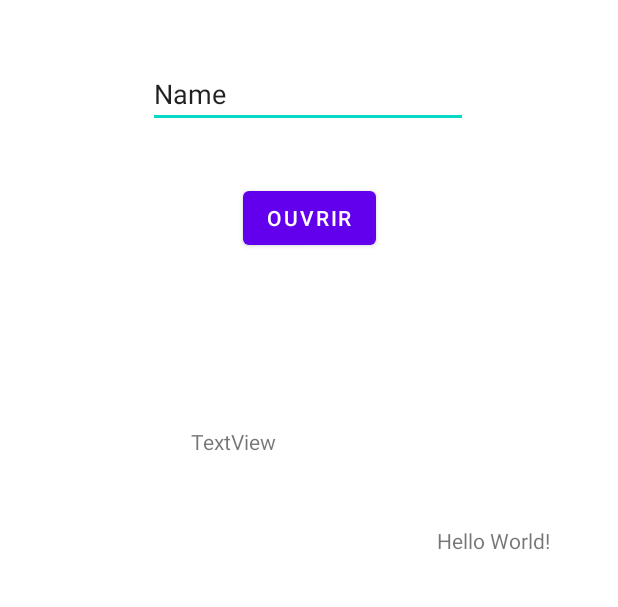
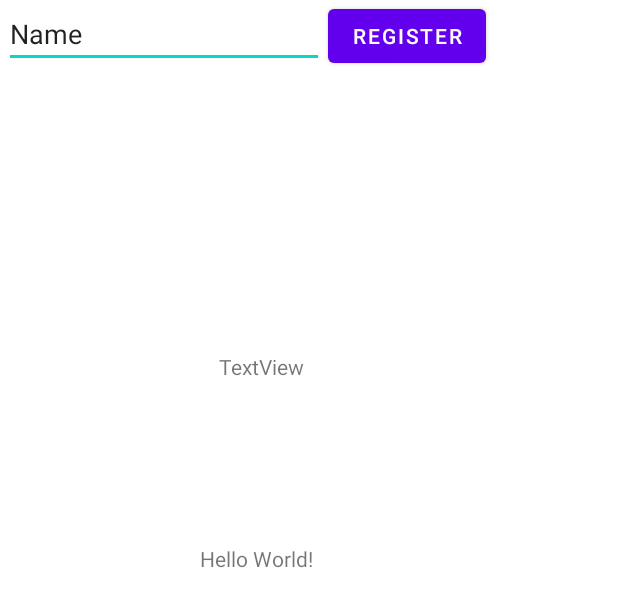
Before and after one commit to durand237/Java-Tools, an Android app: the layout activity_main.xml on its own in the app's theme, with its tools: preview values and no code run, on a phone screen of 412 x 824 dp. Shown: the top 607 px of the screen. Run offline under Robolectric (Android 15) with nearby library versions, the light colour scheme and no system bars.

Commit message:
Project X

```diff
--- a/Java App/app/build.gradle
+++ b/Java App/app/build.gradle
@@ -33,6 +33,7 @@ dependencies {
     implementation 'androidx.appcompat:appcompat:1.4.1'
     implementation 'com.google.android.material:material:1.5.0'
     implementation 'androidx.constraintlayout:constraintlayout:2.1.3'
+    implementation 'androidx.preference:preference:1.2.0'
     testImplementation 'junit:junit:4.13.2'
     androidTestImplementation 'androidx.test.ext:junit:1.1.3'
     androidTestImplementation 'androidx.test.espresso:espresso-core:3.4.0'
--- a/Java App/app/src/main/AndroidManifest.xml
+++ b/Java App/app/src/main/AndroidManifest.xml
@@ -12,6 +12,11 @@
         android:theme="@style/Theme.MyHomecm"
         tools:targetApi="31">
         <activity
+            android:name=".setting"
+            android:label="setting"
+            android:exported="false"
+            android:parentActivityName=".MainActivity"/>
+        <activity
             android:name=".MainActivity"
             android:exported="true">
             <intent-filter>
--- a/Java App/app/src/main/res/layout/activity_main.xml
+++ b/Java App/app/src/main/res/layout/activity_main.xml
@@ -14,34 +14,35 @@
         android:text="Hello World!"
         app:layout_constraintBottom_toBottomOf="parent"
         app:layout_constraintEnd_toEndOf="parent"
-        app:layout_constraintHorizontal_bias="0.865"
+        app:layout_constraintHorizontal_bias="0.397"
         app:layout_constraintStart_toStartOf="parent"
         app:layout_constraintTop_toTopOf="parent"
-        app:layout_constraintVertical_bias="0.436" />
+        app:layout_constraintVertical_bias="0.451" />
 
     <Button
         android:id="@+id/button3"
         android:layout_width="wrap_content"
         android:layout_height="wrap_content"
-        android:layout_marginTop="36dp"
-        android:onClick="handleText"
-        android:text="ouvrir"
+        android:layout_marginEnd="88dp"
+        android:onClick="launchActivities"
+        android:text="Register"
         app:layout_constraintEnd_toEndOf="parent"
-        app:layout_constraintStart_toStartOf="parent"
-        app:layout_constraintTop_toBottomOf="@+id/search" />
+        tools:layout_editor_absoluteY="43dp"
+        tools:text="Register" />
 
     <EditText
         android:id="@+id/search"
         android:layout_width="wrap_content"
         android:layout_height="wrap_content"
-        android:layout_marginTop="40dp"
+        android:layout_marginStart="8dp"
+        android:layout_marginEnd="8dp"
         android:ems="10"
         android:inputType="textPersonName"
         android:text="Name"
-        app:layout_constraintEnd_toEndOf="parent"
-        app:layout_constraintHorizontal_bias="0.497"
+        app:layout_constraintEnd_toStartOf="@+id/button3"
+        app:layout_constraintHorizontal_bias="0.52"
         app:layout_constraintStart_toStartOf="parent"
-        app:layout_constraintTop_toTopOf="parent" />
+        tools:layout_editor_absoluteY="43dp" />
 
     <TextView
         android:id="@+id/output"
@@ -50,10 +51,10 @@
         android:text="TextView"
         app:layout_constraintBottom_toBottomOf="parent"
         app:layout_constraintEnd_toEndOf="parent"
-        app:layout_constraintHorizontal_bias="0.458"
+        app:layout_constraintHorizontal_bias="0.524"
         app:layout_constraintStart_toStartOf="parent"
         app:layout_constraintTop_toTopOf="parent"
-        app:layout_constraintVertical_bias="0.364" />
+        app:layout_constraintVertical_bias="0.3" />
 
 
 </androidx.constraintlayout.widget.ConstraintLayout>
--- a/Java App/app/src/main/res/values/colors.xml
+++ b/Java App/app/src/main/res/values/colors.xml
@@ -6,5 +6,6 @@
     <color name="teal_200">#FF03DAC5</color>
     <color name="teal_700">#FF018786</color>
     <color name="black">#FF000000</color>
-    <color name="white">#FFFFFFFF</color>
+    <color name="white">#FDFBFB</color>
+    <color name="fav"></color>
 </resources>
```
Also changed, not shown: Java App/app/src/main/java/com/example/myhomecm/MainActivity.java (+11 -2 lines), Java App/app/src/main/res/values/strings.xml (+18 -1 lines).
